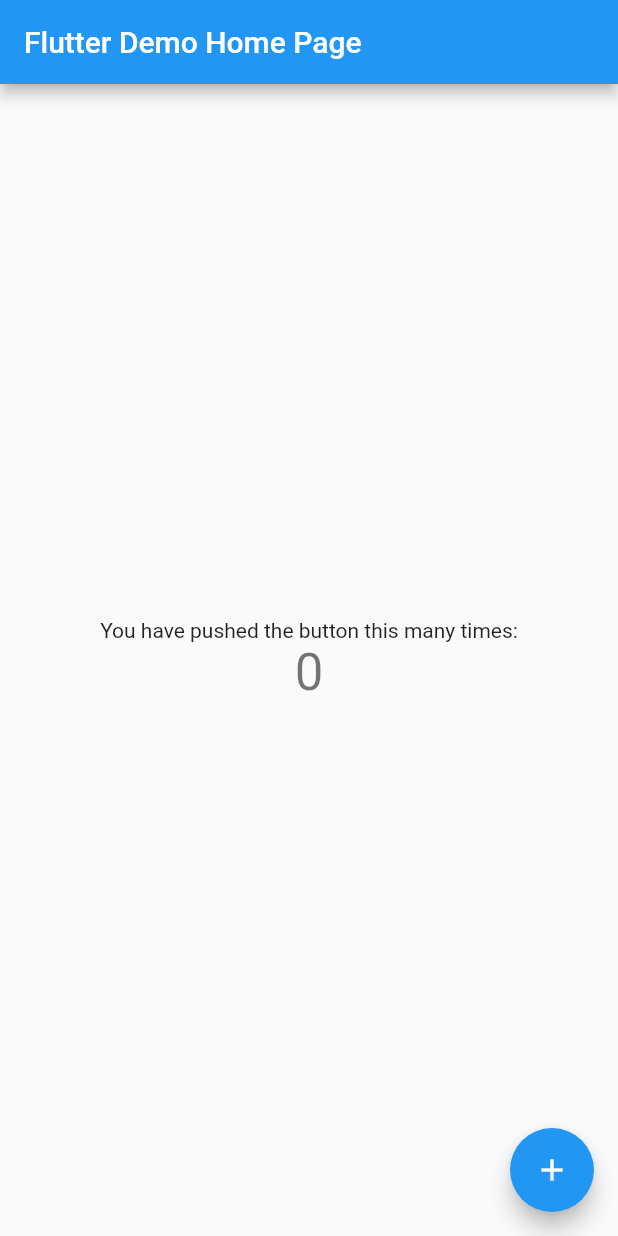
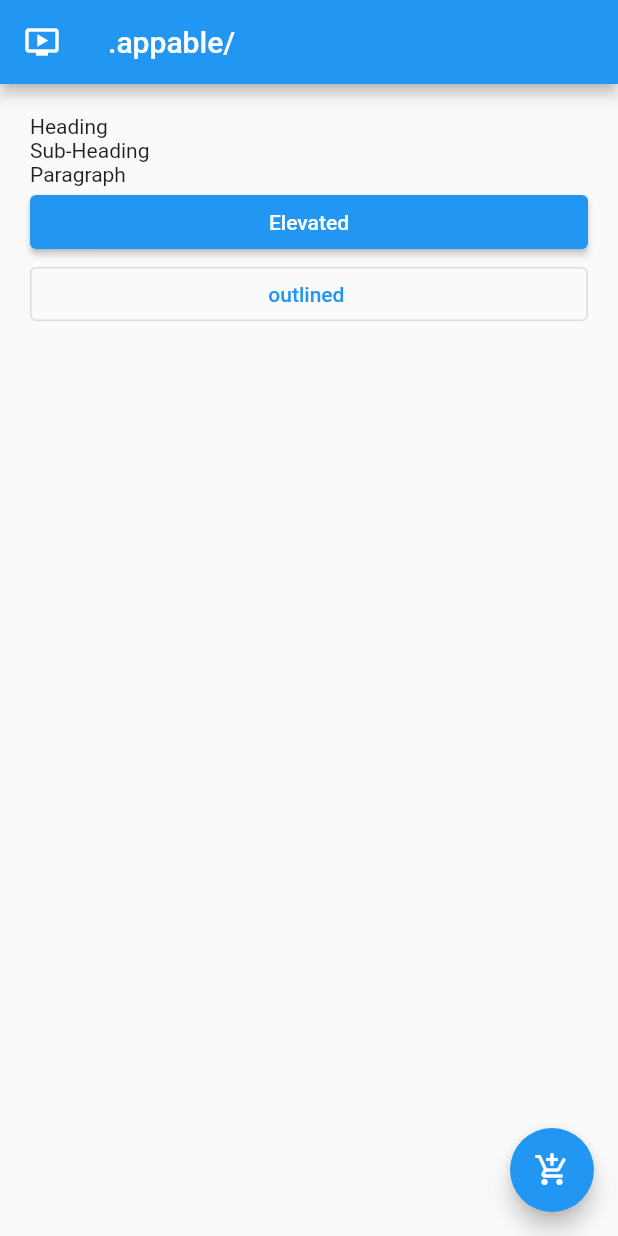
Before and after one commit to Gowsalyanatraj/Login_App_Flutter, a Flutter app: the screen it shows after launch, on a phone screen of 412 x 824 dp. Run offline on Flutter 3.47's test engine with Material 2 defaults, Android fonts, the phone set to English and light mode, and no system bars.

Commit message:
feat: adding assets style: adding buttons and padding

```diff
--- a/lib/main.dart
+++ b/lib/main.dart
@@ -10,106 +10,44 @@ class MyApp extends StatelessWidget {
   // This widget is the root of your application.
   @override
   Widget build(BuildContext context) {
-    return MaterialApp(
+    return const MaterialApp(
+      debugShowCheckedModeBanner: false,
       title: 'Flutter Demo',
-      theme: ThemeData(
-        // This is the theme of your application.
-        //
-        // Try running your application with "flutter run". You'll see the
-        // application has a blue toolbar. Then, without quitting the app, try
-        // changing the primarySwatch below to Colors.green and then invoke
-        // "hot reload" (press "r" in the console where you ran "flutter run",
-        // or simply save your changes to "hot reload" in a Flutter IDE).
-        // Notice that the counter didn't reset back to zero; the application
-        // is not restarted.
-        primarySwatch: Colors.blue,
-      ),
-      home: const MyHomePage(title: 'Flutter Demo Home Page'),
+      home: AppHome(),
     );
   }
 }
 
-class MyHomePage extends StatefulWidget {
-  const MyHomePage({super.key, required this.title});
-
-  // This widget is the home page of your application. It is stateful, meaning
-  // that it has a State object (defined below) that contains fields that affect
-  // how it looks.
-
-  // This class is the configuration for the state. It holds the values (in this
-  // case the title) provided by the parent (in this case the App widget) and
-  // used by the build method of the State. Fields in a Widget subclass are
-  // always marked "final".
-
-  final String title;
-
-  @override
-  State<MyHomePage> createState() => _MyHomePageState();
-}
-
-class _MyHomePageState extends State<MyHomePage> {
-  int _counter = 0;
-
-  void _incrementCounter() {
-    setState(() {
-      // This call to setState tells the Flutter framework that something has
-      // changed in this State, which causes it to rerun the build method below
-      // so that the display can reflect the updated values. If we changed
-      // _counter without calling setState(), then the build method would not be
-      // called again, and so nothing would appear to happen.
-      _counter++;
-    });
-  }
+class AppHome extends StatelessWidget {
+  const AppHome({super.key});
 
   @override
   Widget build(BuildContext context) {
-    // This method is rerun every time setState is called, for instance as done
-    // by the _incrementCounter method above.
-    //
-    // The Flutter framework has been optimized to make rerunning build methods
-    // fast, so that you can just rebuild anything that needs updating rather
-    // than having to individually change instances of widgets.
     return Scaffold(
       appBar: AppBar(
-        // Here we take the value from the MyHomePage object that was created by
-        // the App.build method, and use it to set our appbar title.
-        title: Text(widget.title),
+        title: const Text('.appable/'),
+        leading: const Icon(Icons.ondemand_video),
       ),
-      body: Center(
-        // Center is a layout widget. It takes a single child and positions it
-        // in the middle of the parent.
-        child: Column(
-          // Column is also a layout widget. It takes a list of children and
-          // arranges them vertically. By default, it sizes itself to fit its
-          // children horizontally, and tries to be as tall as its parent.
-          //
-          // Invoke "debug painting" (press "p" in the console, choose the
-          // "Toggle Debug Paint" action from the Flutter Inspector in Android
-          // Studio, or the "Toggle Debug Paint" command in Visual Studio Code)
-          // to see the wireframe for each widget.
-          //
-          // Column has various properties to control how it sizes itself and
-          // how it positions its children. Here we use mainAxisAlignment to
-          // center the children vertically; the main axis here is the vertical
-          // axis because Columns are vertical (the cross axis would be
-          // horizontal).
-          mainAxisAlignment: MainAxisAlignment.center,
-          children: <Widget>[
-            const Text(
-              'You have pushed the button this many times:',
+      floatingActionButton: FloatingActionButton(
+        onPressed: () {},
+        child: const Icon(Icons.add_shopping_cart),
+      ),
+      body: Padding(
+        padding: const EdgeInsets.all(20.0),
+        child: ListView(
+          children: [
+            const Text("Heading"),
+            const Text("Sub-Heading"),
+            const Text("Paragraph"),
+            ElevatedButton(onPressed: () {}, child: const Text('Elevated')),
+            OutlinedButton(
+              onPressed: () {},
+              child: const Text('outlined '),
             ),
-            Text(
-              '$_counter',
-              style: Theme.of(context).textTheme.headlineMedium,
-            ),
+
           ],
         ),
       ),
-      floatingActionButton: FloatingActionButton(
-        onPressed: _incrementCounter,
-        tooltip: 'Increment',
-        child: const Icon(Icons.add),
-      ), // This trailing comma makes auto-formatting nicer for build methods.
     );
   }
 }
```
Also changed, not shown: assets/images/book.jpg.jpg (added), 167 other files.
